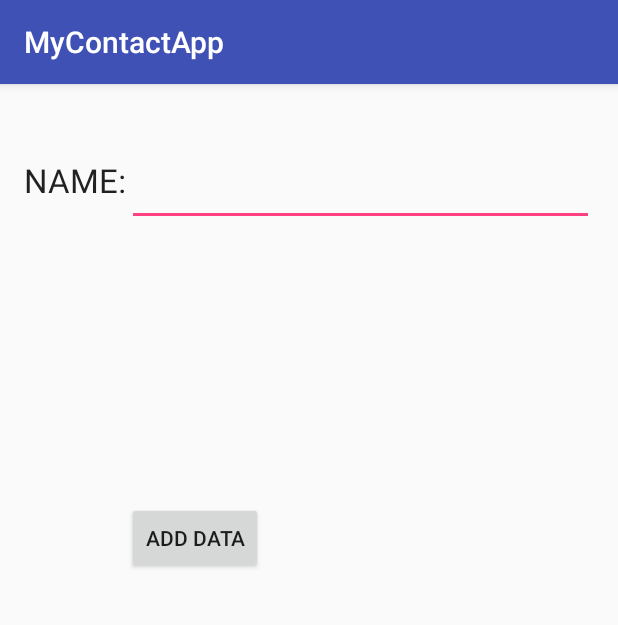
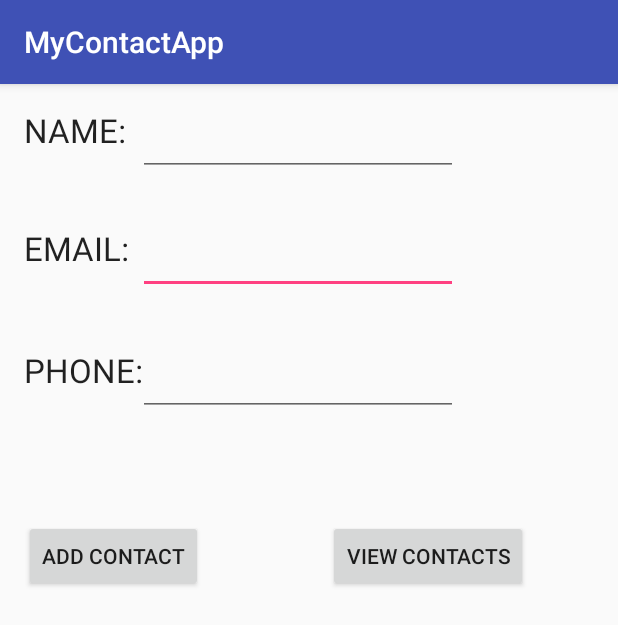
Before and after one commit to alexz648/MyContactApp2017, an Android app: the screen it shows after launch (MainActivity), on a phone screen of 412 x 824 dp. Shown: the top 625 px of the screen. Run offline under Robolectric (Android 15) with nearby library versions, the phone set to English and light mode, and no system bars; 1 statement that could not run was skipped.

Commit message:
Updated DatabaseHelper and MainActivity
activity_main now includes:
name, email, phone,
add contact, view contacts

```diff
--- a/MyContactApp/app/src/main/java/com/example/zhanga7141/mycontactapp/DatabaseHelper.java
+++ b/MyContactApp/app/src/main/java/com/example/zhanga7141/mycontactapp/DatabaseHelper.java
@@ -1,4 +1,5 @@
 package com.example.zhanga7141.mycontactapp;
+import android.content.ContentValues;
 import android.content.Context;
 import android.database.sqlite.SQLiteDatabase;
 import android.database.sqlite.SQLiteOpenHelper;
@@ -13,6 +14,8 @@ public class DatabaseHelper extends SQLiteOpenHelper {
     public static final String TABLE_NAME = "contact_table";
     public static final String COL_1 = "ID";
     public static final String COL_2 = "NAME";
+    public static final String COL_3 = "EMAIL";
+    public static final String COL_4 = "PHONE";
 
     public DatabaseHelper(Context context) {
         super(context, DATABASE_NAME, null, 1);
@@ -30,4 +33,15 @@ public class DatabaseHelper extends SQLiteOpenHelper {
         onCreate(db);
 
     }
+
+    public boolean insertData (String name) {
+        SQLiteDatabase db = this.getWritableDatabase();
+        ContentValues contentValues = new ContentValues();
+        contentValues.put(COL_2, name);
+
+        long result = db.insert(TABLE_NAME, null, contentValues);
+        if(result == -1) return false;
+        else return true;
+     }
+
 }
--- a/MyContactApp/app/src/main/java/com/example/zhanga7141/mycontactapp/MainActivity.java
+++ b/MyContactApp/app/src/main/java/com/example/zhanga7141/mycontactapp/MainActivity.java
@@ -2,13 +2,17 @@ package com.example.zhanga7141.mycontactapp;
 
 import android.support.v7.app.AppCompatActivity;
 import android.os.Bundle;
+import android.util.Log;
 import android.widget.Button;
 import android.widget.EditText;
+import android.widget.Toast;
 
 public class MainActivity extends AppCompatActivity {
 
     DatabaseHelper myDb;
     EditText editName;
+    EditText editEmail;
+    EditText editPhone;
     Button btnAddData;
 
     @Override
@@ -17,5 +21,25 @@ public class MainActivity extends AppCompatActivity {
         setContentView(R.layout.activity_main);
 
         myDb = new DatabaseHelper(this);
+
+        editName = (EditText) findViewById(R.id.editText_name);
+        editName = (EditText) findViewById(R.id.editText_phone);
+        editName = (EditText) findViewById(R.id.editText_email);
+    }
+
+    public void addData(View v){
+         boolean isInserted = myDb.insertData(editName.getText().toString());
+
+        if(isInserted == true) {
+            Log.d("MyContact", "Data insertion successful");
+            //Create toast message to user indicating data inserted correctly
+            Toast.makeText(getApplicationContext(), "done", Toast.LENGTH_SHORT);
+        }
+
+        else {
+            Log.d("MyContact", "Data insertion NOT successful");
+            //Create toast message to user indicating data inserted incorrectly
+
+        }
     }
 }
--- a/MyContactApp/app/src/main/res/layout/activity_main.xml
+++ b/MyContactApp/app/src/main/res/layout/activity_main.xml
@@ -15,25 +15,73 @@
         android:textAppearance="?android:attr/textAppearanceLarge"
         android:text="NAME:"
         android:id="@+id/editText_name"
-        android:layout_alignParentTop="true"
+        android:layout_alignTop="@+id/editText_name"
+        android:layout_alignParentStart="true" />
+
+    <Button
+        android:layout_width="wrap_content"
+        android:layout_height="wrap_content"
+        android:text="ADD CONTACT"
+        android:id="@+id/button"
+        android:onClick="addData"
+        android:layout_marginTop="69dp"
+        android:layout_below="@+id/editText_phone"
+        android:layout_alignParentStart="true" />
+
+    <EditText
+        android:layout_width="wrap_content"
+        android:layout_height="wrap_content"
+        android:inputType="textEmailAddress"
+        android:ems="10"
+        android:id="@+id/editText_email"
+        android:layout_alignTop="@+id/textView"
+        android:layout_alignStart="@+id/editText_phone" />
+
+    <TextView
+        android:layout_width="wrap_content"
+        android:layout_height="wrap_content"
+        android:textAppearance="?android:attr/textAppearanceLarge"
+        android:text="EMAIL: "
+        android:id="@+id/textView"
+        android:layout_below="@+id/editText_name"
         android:layout_alignParentStart="true"
         android:layout_marginTop="33dp" />
 
     <EditText
         android:layout_width="wrap_content"
         android:layout_height="wrap_content"
-        android:layout_alignTop="@+id/editText_name"
-        android:layout_alignParentEnd="true"
-        android:layout_toEndOf="@+id/editText_name"
-        android:id="@+id/editText" />
+        android:inputType="textPersonName"
+        android:ems="10"
+        android:id="@+id/editText_name"
+        android:layout_alignParentTop="true"
+        android:layout_alignStart="@+id/editText_email" />
+
+    <EditText
+        android:layout_width="wrap_content"
+        android:layout_height="wrap_content"
+        android:inputType="phone"
+        android:ems="10"
+        android:id="@+id/editText_phone"
+        android:layout_marginTop="36dp"
+        android:layout_below="@+id/editText_email"
+        android:layout_toEndOf="@+id/textView" />
+
+    <TextView
+        android:layout_width="wrap_content"
+        android:layout_height="wrap_content"
+        android:textAppearance="?android:attr/textAppearanceLarge"
+        android:text="PHONE: "
+        android:id="@+id/textView2"
+        android:layout_alignTop="@+id/editText_phone"
+        android:layout_alignParentStart="true" />
 
     <Button
         android:layout_width="wrap_content"
         android:layout_height="wrap_content"
-        android:text="ADD DATA"
-        android:id="@+id/button"
-        android:layout_below="@+id/editText"
-        android:layout_alignStart="@+id/editText"
-        android:layout_marginTop="184dp" />
+        android:text="VIEW CONTACTS"
+        android:id="@+id/button2"
+        android:layout_alignTop="@+id/button"
+        android:layout_alignParentEnd="true"
+        android:layout_marginEnd="44dp" />
 
 </RelativeLayout>
```
